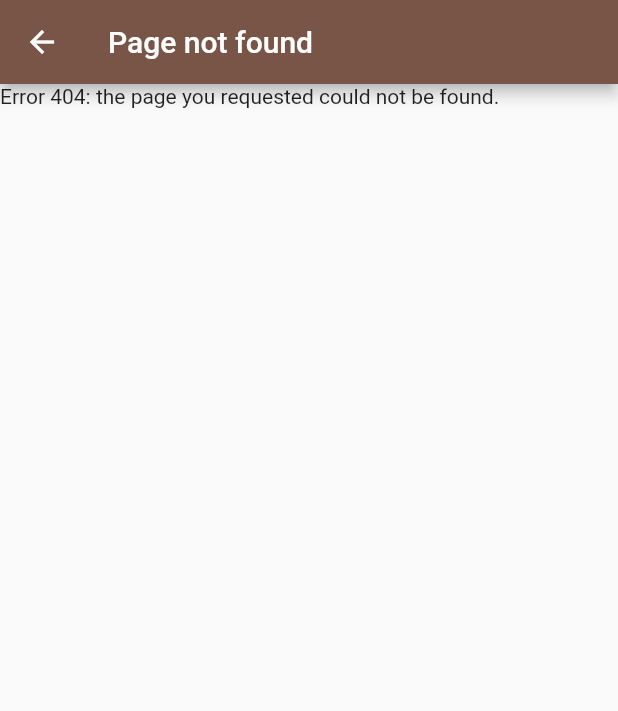
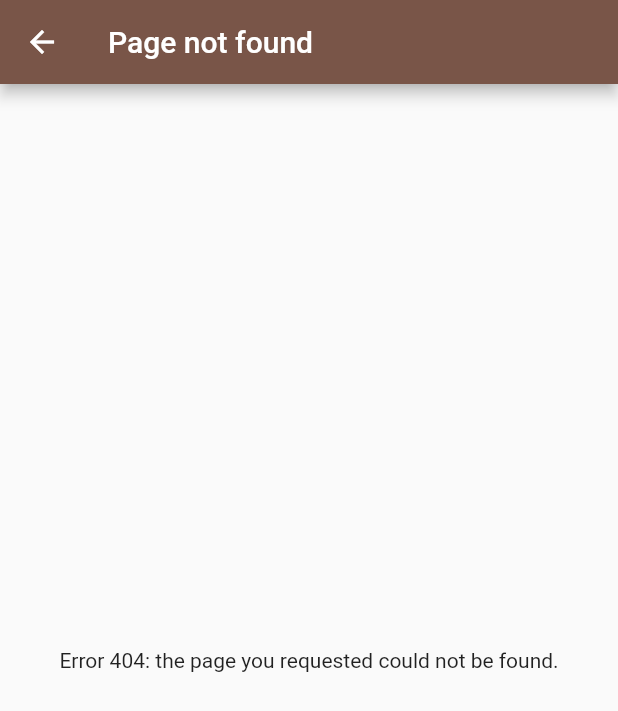
Before and after one commit to ggiuffre/patterns, a Flutter app: the ErrorPage screen opened directly, on a phone screen of 412 x 824 dp. Shown: the top 711 px of the screen. Run offline on Flutter 3.47's test engine with Material 2 defaults, Android fonts, the light colour scheme and no system bars; our stand-ins replace flutter_riverpod.

Commit message:
Improve 404 page layout

```diff
--- a/lib/ui/pages/error.dart
+++ b/lib/ui/pages/error.dart
@@ -6,6 +6,6 @@ class ErrorPage extends StatelessWidget {
   @override
   Widget build(BuildContext context) => Scaffold(
         appBar: AppBar(title: const Text("Page not found")),
-        body: const Text("Error 404: the page you requested could not be found."),
+        body: Center(child: const Text("Error 404: the page you requested could not be found.")),
       );
 }
```
